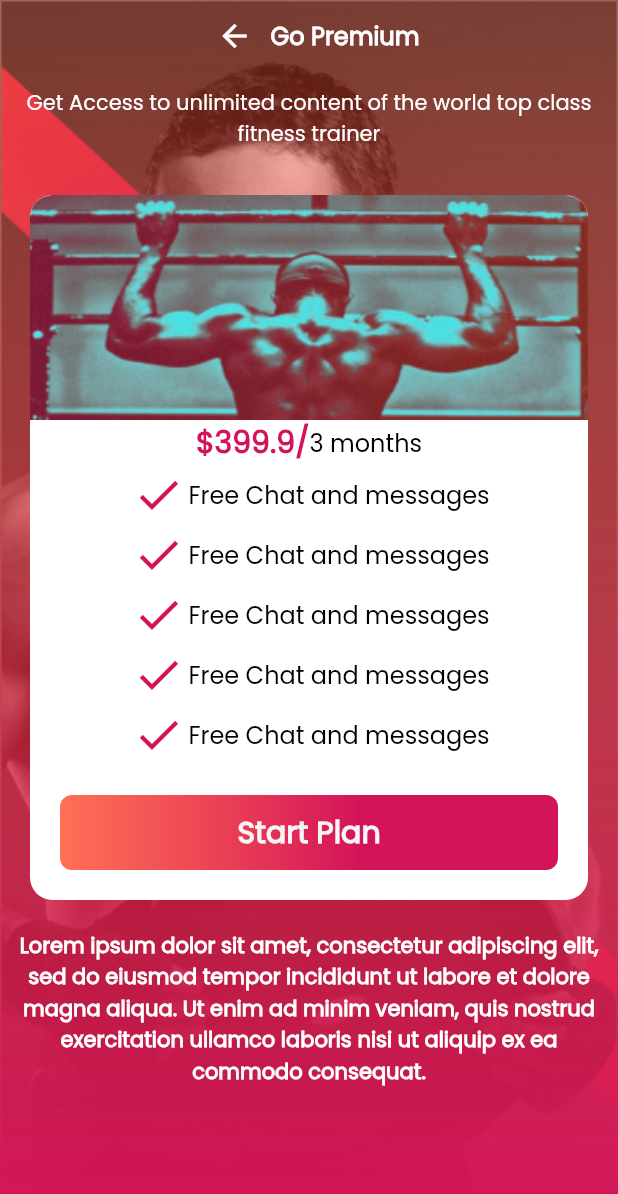
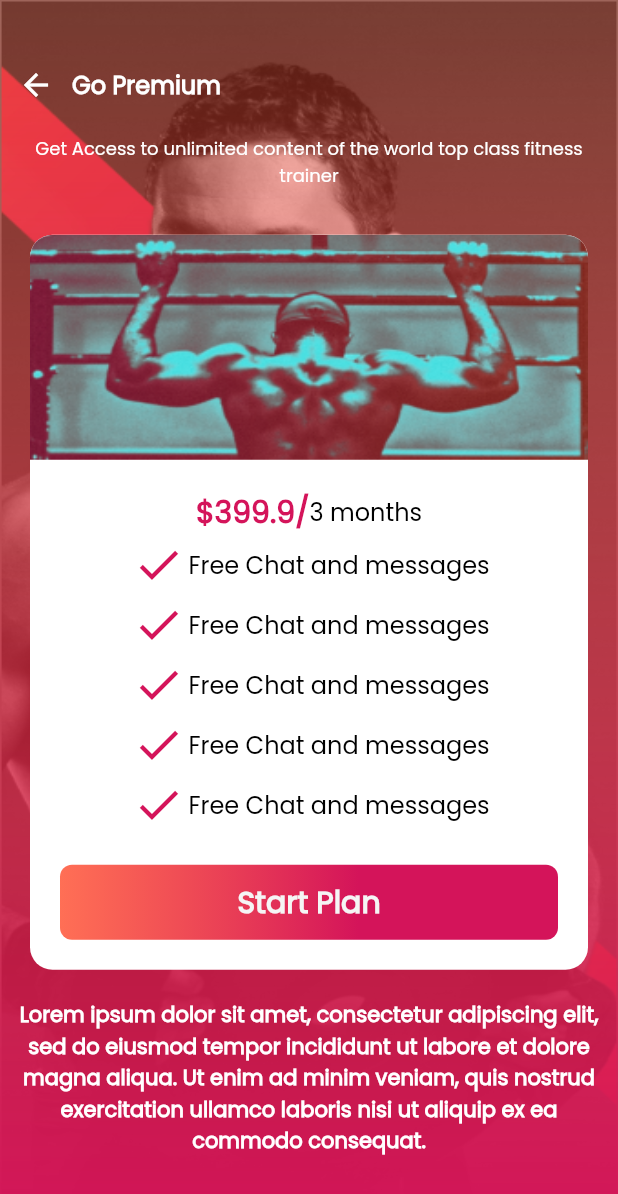
Before and after one commit to hamzaiqbal-bro/workoutneed, a Flutter app: the VideoPremium screen opened directly, on a phone screen of 412 x 824 dp. Shown: the top 1194 px of the screen. Run offline on Flutter 3.47's test engine with Material 2 defaults, Android fonts, the light colour scheme and no system bars; our stand-ins replace better_player, carousel_slider, chewie, flutter_rating_bar, flutter_staggered_animations, google_nav_bar and 1 more; project files that could hold a hidden picture were left out.

Commit message:
2 videos screen designed

```diff
--- a/lib/constants/imageAssets.dart
+++ b/lib/constants/imageAssets.dart
@@ -29,6 +29,7 @@ class imageAssets{
   static String premiumBackground = 'assets/images/premium_background.png';
   static String premiumBackgroundImage = 'assets/images/premium_bg_image.png';
   static String premiumPlanImage = 'assets/images/premium_plan.png';
+  static String bestDealImage = 'assets/images/best_deal.png';
 
   static String checkIcon = 'assets/icons/check.png';
 
--- a/lib/ui/dashboard/profile.dart
+++ b/lib/ui/dashboard/profile.dart
@@ -41,7 +41,7 @@ class _ProfileState extends State<Profile> {
                       SizedBox(width: 5.0),
                       CustomTextWidgets.customText("John Doe", 16.0, AppColors.kPrimaryTwo, FontWeight.w600),
                       Spacer(),
-                      DecoratedContainerWidgets.decoratedContainer("Change Picture", Icons.camera_alt, AppColors.kPrimaryTwo)
+                      DecoratedContainerWidgets.decoratedIconTextContainer("Change Picture", Icons.camera_alt, AppColors.kPrimaryTwo)
                     ],
                   )
               ),
@@ -70,7 +70,7 @@ class _ProfileState extends State<Profile> {
                           ),
                         ),
                         Spacer(),
-                        DecoratedContainerWidgets.decoratedContainer("Edit Data", Icons.edit, AppColors.kPrimaryTwo)
+                        DecoratedContainerWidgets.decoratedIconTextContainer("Edit Data", Icons.edit, AppColors.kPrimaryTwo)
                       ],
                     ),
                     Container(
--- a/lib/ui/market/product_details.dart
+++ b/lib/ui/market/product_details.dart
@@ -260,11 +260,11 @@ class _ProductDetailsState extends State<ProductDetails> {
                                   children: [
                                     Padding(
                                       padding: const EdgeInsets.all(10.0),
-                                      child: DecoratedContainerWidgets.decoratedContainer("Buy Now", Icons.shopping_bag, AppColors.kPrimaryTwo),
+                                      child: DecoratedContainerWidgets.decoratedIconTextContainer("Buy Now", Icons.shopping_bag, AppColors.kPrimaryTwo),
                                     ),
                                     Padding(
                                       padding: const EdgeInsets.all(10.0),
-                                      child: DecoratedContainerWidgets.decoratedContainer("Add to Cart", Icons.add_shopping_cart, AppColors.kPrimaryTwo),
+                                      child: DecoratedContainerWidgets.decoratedIconTextContainer("Add to Cart", Icons.add_shopping_cart, AppColors.kPrimaryTwo),
                                     ),
                                   ],
                                 ),
--- a/lib/ui/vedioModule/video_premium.dart
+++ b/lib/ui/vedioModule/video_premium.dart
@@ -2,6 +2,7 @@ import 'package:flutter/material.dart';
 import 'package:workour/constants/app_colors.dart';
 import 'package:workour/constants/imageAssets.dart';
 import 'package:workour/constants/stringAssets.dart';
+import 'package:workour/ui/vedioModule/premium_video_payment_method.dart';
 import 'package:workour/widgets/bnuttonWidgets.dart';
 import 'package:workour/widgets/customTextWidgets.dart';
 import 'package:workour/widgets/decoratedContainerWidgets.dart';
@@ -24,12 +25,13 @@ class _VideoPremiumState extends State<VideoPremium> {
           child: Stack(
             alignment: Alignment.center,
             children: [
-              ImageWidgets.coustomImageWithHeightWidthWidgets(imageAssets.premiumBackgroundImage, MediaQuery.of(context).size.height, MediaQuery.of(context).size.width),
-              ImageWidgets.coustomImageWithHeightWidthWidgets(imageAssets.premiumBackground, MediaQuery.of(context).size.height, MediaQuery.of(context).size.width),
-              Column(
+              ImageWidgets.coustomImageWidget(imageAssets.premiumBackgroundImage, MediaQuery.of(context).size.height, MediaQuery.of(context).size.width),
+              ImageWidgets.coustomImageWidget(imageAssets.premiumBackground, MediaQuery.of(context).size.height, MediaQuery.of(context).size.width),
+              SingleChildScrollView(
+                child: Column(
                   children: [
                     Row(
-                    mainAxisAlignment: MainAxisAlignment.center,
+                      mainAxisAlignment: MainAxisAlignment.start,
                       children: [
                         IconButton(icon: Icon(Icons.arrow_back, color: Colors.white,), onPressed: () {}),
                         CustomTextWidgets.customText("Go Premium", 16.0, Colors.white, FontWeight.bold)
@@ -37,7 +39,7 @@ class _VideoPremiumState extends State<VideoPremium> {
                     ),
                     Padding(
                       padding: EdgeInsets.symmetric(horizontal: 10.0, vertical: 10.0),
-                    child: CustomTextWidgets.centeredText("Get Access to unlimited content of the world top class fitness trainer", 14.0, Colors.white, FontWeight.normal),
+                      child: CustomTextWidgets.centeredText("Get Access to unlimited content of the world top class fitness trainer", 12.0, Colors.white, FontWeight.normal),
                     ),
                     DecoratedContainerWidgets.mainContainer(
                       MediaQuery.of(context).size.width,
@@ -46,7 +48,8 @@ class _VideoPremiumState extends State<VideoPremium> {
                         children: [
                           ClipRRect(
                               borderRadius: BorderRadius.only(topLeft: Radius.circular(15.0), topRight: Radius.circular(15.0)),
-                            child: ImageWidgets.coustomImageWithHeightWidthWidgets(imageAssets.premiumPlanImage, 150.0, double.infinity)),
+                              child: ImageWidgets.coustomImageWidget(imageAssets.premiumPlanImage, 150.0, double.infinity)),
+                          SizedBox(height: 20.0),
                           Row(
                             mainAxisAlignment: MainAxisAlignment.center,
                             children: [
@@ -89,17 +92,24 @@ class _VideoPremiumState extends State<VideoPremium> {
                               CustomTextWidgets.customText("Free Chat and messages", 16.0, Colors.black, FontWeight.normal)
                             ],
                           ),
-                        Container(
+                          InkWell(
+                            child: Container(
                                 margin: EdgeInsets.symmetric(horizontal: 20.0, vertical: 20.0),
-                            child: ButtonWidgets.coustomButton("Start Plan", 20.0, FontWeight.bold, context))
+                                child: ButtonWidgets.coustomButton("Start Plan", 20.0, FontWeight.bold, context)),
+                            onTap: () {
+                              Navigator.of(context).push(MaterialPageRoute(builder: (_) => PremiumVideoPaymentMethod()));
+                            },
+                          )
                         ],
                       ),
                     ),
                     Padding(
                       padding: EdgeInsets.symmetric(horizontal: 10.0),
                       child: CustomTextWidgets.centeredText(StringAssets.loremIpsumSmallText, 14.0, Colors.white, FontWeight.bold),
-                  )
+                    ),
+                    SizedBox(height: 20.0)
                   ],
+                ),
               )
             ],
           ),
--- a/lib/widgets/imageWidgets.dart
+++ b/lib/widgets/imageWidgets.dart
@@ -13,7 +13,15 @@ class ImageWidgets{
   }
 
   static Widget coustomImageWithHeightWidthWidgets(String imagePath,height,width) {
-    return Image.asset(imagePath,height: height,width: width, fit: BoxFit.fill,);
+    return Image.asset(imagePath, height: height, width: width);
+  }
+
+  static Widget coustomImageWidget(String imagePath,height,width) {
+    return Image.asset(
+        imagePath,
+        height: height,
+        width: width,
+        fit: BoxFit.fill);
   }
 
   static Widget circularImage(String imagePath, double _height, double _width) {
```
Also changed, not shown: lib/ui/vedioModule/premium_video_payment_method.dart (added, +113 -0 lines), lib/widgets/decoratedContainerWidgets.dart (+16 -1 lines), assets/images/best_deal.png (added). Lines whose indentation alone changed are shown as unchanged.
